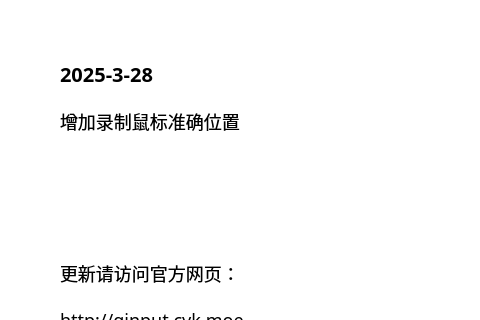
Old version of the form source/ui/AboutUi.ui in the repository ChiyukiGana/Quickinput; both pictures show x 0 to 480 and y 0 to 320 of the 640 by 440 pixel window.
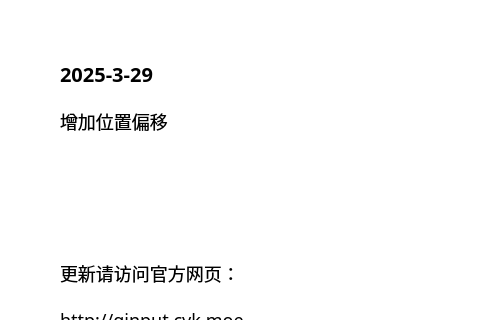
New version of the form.

Diff of the .ui file:
```diff
--- a/source/ui/AboutUi.ui
+++ b/source/ui/AboutUi.ui
@@ -91,7 +91,7 @@
          <string notr="true">font-size:20px</string>
         </property>
         <property name="text">
-         <string>2025-3-28</string>
+         <string>2025-3-29</string>
         </property>
         <property name="textFormat">
          <enum>Qt::PlainText</enum>
@@ -107,7 +107,7 @@
          </sizepolicy>
         </property>
         <property name="text">
-         <string>增加录制鼠标准确位置</string>
+         <string>增加位置偏移</string>
         </property>
         <property name="textFormat">
          <enum>Qt::PlainText</enum>
```
